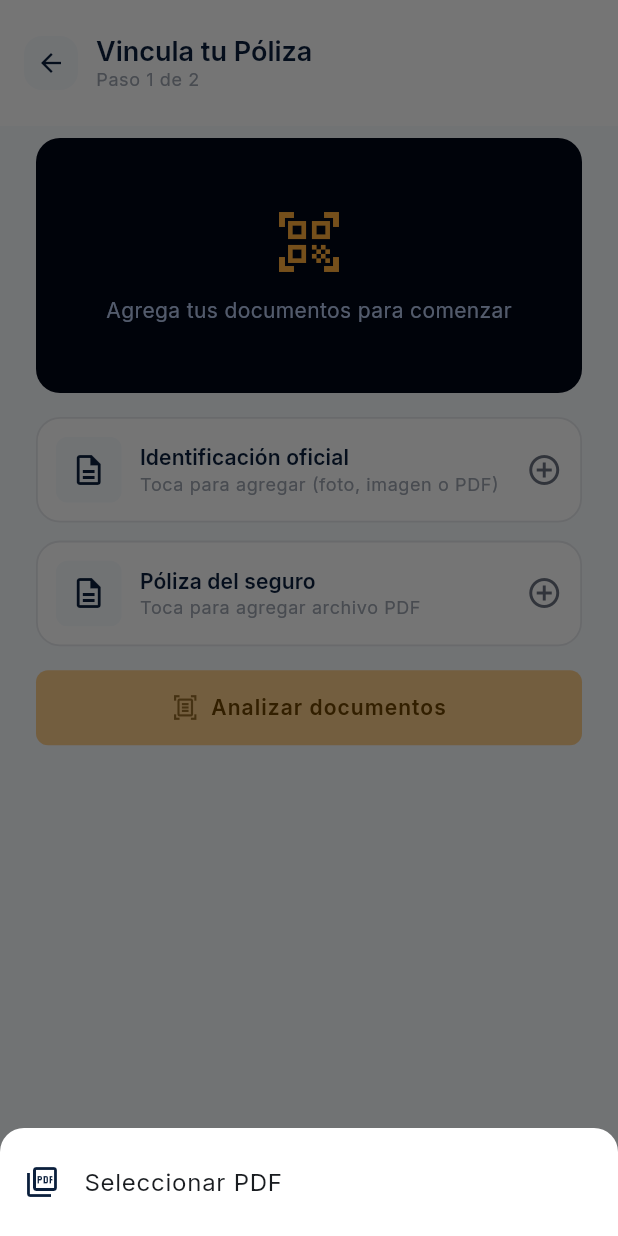
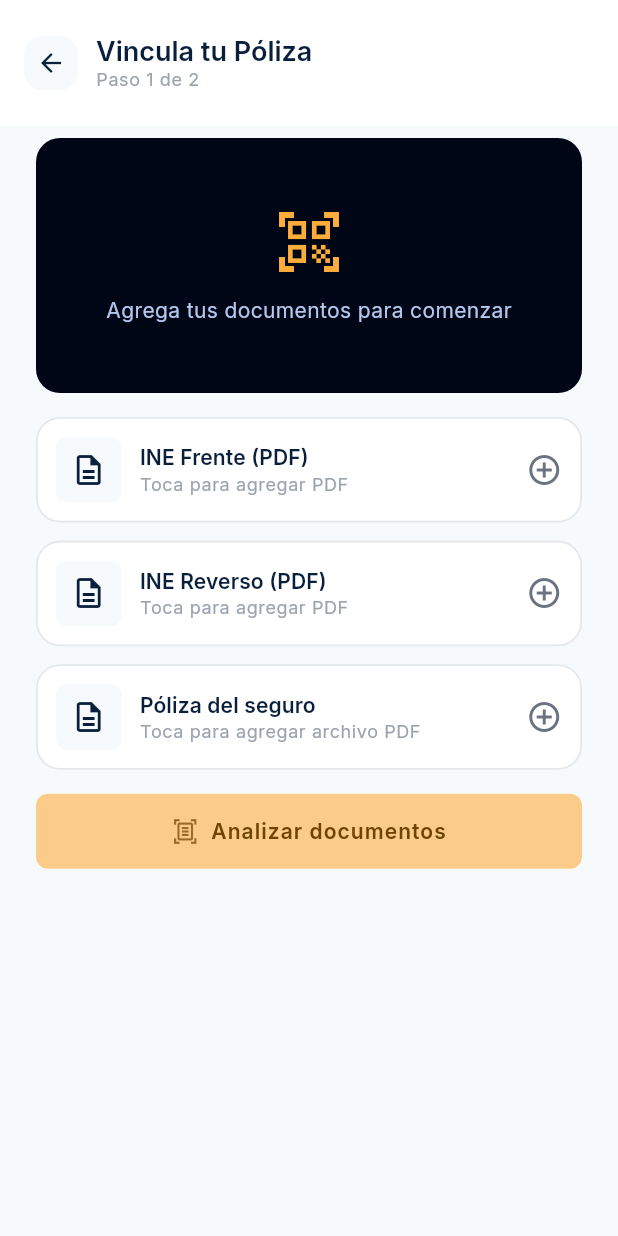
Before and after one commit to UlisesG13/ClaimVision, a Flutter app: the OnboardingPage screen opened by its route, after a tap on "Póliza del seguro", on a phone screen of 412 x 824 dp. Run offline on Flutter 3.47's test engine with Material 3 defaults, Android fonts, the light colour scheme and no system bars; our stand-ins replace dio, file_picker, firebase_core, firebase_messaging, flutter_local_notifications, flutter_riverpod and 9 more; missing offline and left inert: encrypt, record; accounts and stored records are empty; network calls fail; statements that could not run were skipped; project files that could hold a hidden picture were left out.

Commit message:
feat: ine en frente y reverso solo en pdf

```diff
--- a/lib/core/ia/data/datasources/ia_bridge_remote_datasource.dart
+++ b/lib/core/ia/data/datasources/ia_bridge_remote_datasource.dart
@@ -1,3 +1,4 @@
+import 'dart:developer' as developer;
 import 'dart:io';
 
 import 'package:dio/dio.dart';
@@ -76,6 +77,9 @@ class IaBridgeRemoteDataSource {
     required File ine,
   }) async {
     try {
+      developer.log(
+        '[OCR-DS] Enviando extractAndValidate: poliza=${poliza.path} (${poliza.lengthSync()} bytes), ine=${ine.path} (${ine.lengthSync()} bytes)',
+      );
       final form = FormData.fromMap({
         'poliza': await MultipartFile.fromFile(poliza.path, filename: _fileName(poliza)),
         'ine': await MultipartFile.fromFile(ine.path, filename: _fileName(ine)),
@@ -84,9 +88,11 @@ class IaBridgeRemoteDataSource {
         ApiConstants.iaBridgeOcrExtractAndValidate,
         data: form,
       );
+      developer.log('[OCR-DS] Respuesta status=${response.statusCode}');
       _ensureSuccess(response);
       return IaExtractAndValidateDto.fromJson(response.data as Map<String, dynamic>);
     } on DioException catch (e) {
+      developer.log('[OCR-DS] DioException: ${e.response?.statusCode} ${e.response?.data}');
       throw ApiErrorMapper.fromDioException(e);
     }
   }
--- a/lib/features/auth/presentation/pages/onboarding_page.dart
+++ b/lib/features/auth/presentation/pages/onboarding_page.dart
@@ -57,37 +57,9 @@ class _OnboardingPageState extends ConsumerState<OnboardingPage> {
     super.dispose();
   }
 
-  Future<void> _pickDocument({required bool isCedula}) async {
-    final source = await showModalBottomSheet<_PickSource>(
-      context: context,
-      backgroundColor: context.surfaceColor,
-      shape: const RoundedRectangleBorder(
-        borderRadius:
-            BorderRadius.vertical(top: Radius.circular(AppSpacing.radiusLg)),
-      ),
-      builder: (_) => _SourceSheet(soloPdf: !isCedula),
-    );
-    if (source == null) return;
-
-    final controller = ref.read(onboardingControllerProvider.notifier);
-    final File? file;
-
-    if (source == _PickSource.pdf) {
-      final picker = ref.read(filePickerServiceProvider);
-      file = await picker.pickPdf();
-    } else {
-      final picker = ref.read(imagePickerServiceProvider);
-      file = source == _PickSource.camera
-          ? await picker.fromCamera()
-          : await picker.fromGallery();
-    }
-    if (file == null) return;
-
-    if (isCedula) {
-      controller.setIdentificacion(file, isPdf: source == _PickSource.pdf);
-    } else {
-      controller.setPoliza(file, isPdf: true);
-    }
+  Future<void> _pickPdf(void Function(File) onSelected) async {
+    final file = await ref.read(filePickerServiceProvider).pickPdf();
+    if (file != null) onSelected(file);
   }
 
   @override
@@ -156,19 +128,27 @@ class _OnboardingPageState extends ConsumerState<OnboardingPage> {
                     ),
                     const Gap(AppSpacing.lg),
                     _DocumentSlot(
-                      label: 'Identificación oficial',
-                      file: state.cedula,
-                      isPdf: state.identificacionIsPdf,
-                      hint: 'Toca para agregar (foto, imagen o PDF)',
-                      onTap: () => _pickDocument(isCedula: true),
+                      label: 'INE Frente (PDF)',
+                      file: state.cedulaFrente,
+                      isPdf: true,
+                      hint: 'Toca para agregar PDF',
+                      onTap: () => _pickPdf(controller.setIdentificacionFrente),
+                    ),
+                    const Gap(AppSpacing.md),
+                    _DocumentSlot(
+                      label: 'INE Reverso (PDF)',
+                      file: state.cedulaReverso,
+                      isPdf: true,
+                      hint: 'Toca para agregar PDF',
+                      onTap: () => _pickPdf(controller.setIdentificacionReverso),
                     ),
                     const Gap(AppSpacing.md),
                     _DocumentSlot(
                       label: 'Póliza del seguro',
                       file: state.poliza,
-                      isPdf: state.polizaIsPdf,
+                      isPdf: true,
                       hint: 'Toca para agregar archivo PDF',
-                      onTap: () => _pickDocument(isCedula: false),
+                      onTap: () => _pickPdf(controller.setPoliza),
                     ),
                     const Gap(AppSpacing.lg),
                     if (!state.hasDetected)
@@ -177,7 +157,7 @@ class _OnboardingPageState extends ConsumerState<OnboardingPage> {
                         icon: Icons.document_scanner_outlined,
                         isLoading: state.ocrLoading,
                         onPressed:
-                            state.hasBothDocuments ? controller.runOcr : null,
+                            state.hasRequiredDocuments ? controller.runOcr : null,
                         foregroundColor: const Color(0xFF6D4400),
                       ),
                     if (state.hasDetected) ...[
@@ -256,8 +236,6 @@ class _OnboardingPageState extends ConsumerState<OnboardingPage> {
     );
   }
 }
-
-enum _PickSource { camera, gallery, pdf }
 
 class _Header extends StatelessWidget {
   const _Header({required this.onBack});
@@ -618,43 +596,3 @@ class _ConsentRow extends StatelessWidget {
     );
   }
 }
-
-class _SourceSheet extends StatelessWidget {
-  const _SourceSheet({this.soloPdf = false});
-
-  /// Si es `true`, solo muestra la opción de PDF (para la póliza).
-  final bool soloPdf;
-
-  @override
-  Widget build(BuildContext context) {
-    return SafeArea(
-      child: Column(
-        mainAxisSize: MainAxisSize.min,
-        children: [
-          const Gap(AppSpacing.sm),
-          if (!soloPdf) ...[
-            ListTile(
-              leading: const Icon(Icons.photo_camera_outlined,
-                  color: AppColors.blueprint),
-              title: const Text('Tomar foto'),
-              onTap: () => Navigator.pop(context, _PickSource.camera),
-            ),
-            ListTile(
-              leading: const Icon(Icons.photo_library_outlined,
-                  color: AppColors.blueprint),
-              title: const Text('Subir desde galería'),
-              onTap: () => Navigator.pop(context, _PickSource.gallery),
-            ),
-          ],
-          ListTile(
-            leading: const Icon(Icons.picture_as_pdf_outlined,
-                color: AppColors.blueprint),
-            title: const Text('Seleccionar PDF'),
-            onTap: () => Navigator.pop(context, _PickSource.pdf),
-          ),
-          const Gap(AppSpacing.sm),
-        ],
-      ),
-    );
-  }
-}
--- a/lib/features/cliente/data/datasources/remote/documento_remote_datasource.dart
+++ b/lib/features/cliente/data/datasources/remote/documento_remote_datasource.dart
@@ -10,6 +10,7 @@ abstract interface class DocumentoRemoteDataSource {
   Future<DocumentosResponse> obtener();
   Future<DocumentosResponse> subir({
     required File identificacion,
+    File? identificacionReverso,
     required File poliza,
   });
 }
@@ -34,6 +35,7 @@ class DocumentoRemoteDataSourceImpl implements DocumentoRemoteDataSource {
   @override
   Future<DocumentosResponse> subir({
     required File identificacion,
+    File? identificacionReverso,
     required File poliza,
   }) async {
     try {
@@ -43,6 +45,12 @@ class DocumentoRemoteDataSourceImpl implements DocumentoRemoteDataSource {
           filename:
               'identificacion_${DateTime.now().millisecondsSinceEpoch}.${_extension(identificacion)}',
         ),
+        if (identificacionReverso != null)
+          'identificacion_reverso': await MultipartFile.fromFile(
+            identificacionReverso.path,
+            filename:
+                'identificacion_reverso_${DateTime.now().millisecondsSinceEpoch}.${_extension(identificacionReverso)}',
+          ),
         'poliza': await MultipartFile.fromFile(
           poliza.path,
           filename:
--- a/lib/features/cliente/data/repositories/documento_repository_impl.dart
+++ b/lib/features/cliente/data/repositories/documento_repository_impl.dart
@@ -23,11 +23,13 @@ class DocumentoRepositoryImpl implements DocumentoRepository {
   @override
   Future<DocumentosResponse> subir({
     required File identificacion,
+    File? identificacionReverso,
     required File poliza,
   }) async {
     try {
       return await _remote.subir(
         identificacion: identificacion,
+        identificacionReverso: identificacionReverso,
         poliza: poliza,
       );
     } on AppException catch (e) {
--- a/lib/features/cliente/domain/repositories/documento_repository.dart
+++ b/lib/features/cliente/domain/repositories/documento_repository.dart
@@ -6,6 +6,7 @@ abstract interface class DocumentoRepository {
   Future<DocumentosResponse> obtener();
   Future<DocumentosResponse> subir({
     required File identificacion,
+    File? identificacionReverso,
     required File poliza,
   });
 }
```
Also changed, not shown: lib/core/ia/data/ia_repository_impl.dart (+12 -2 lines), lib/features/auth/presentation/state/onboarding_controller.dart (+42 -52 lines), lib/shared/widgets/documentos_upload_sheet.dart (+18 -104 lines).
